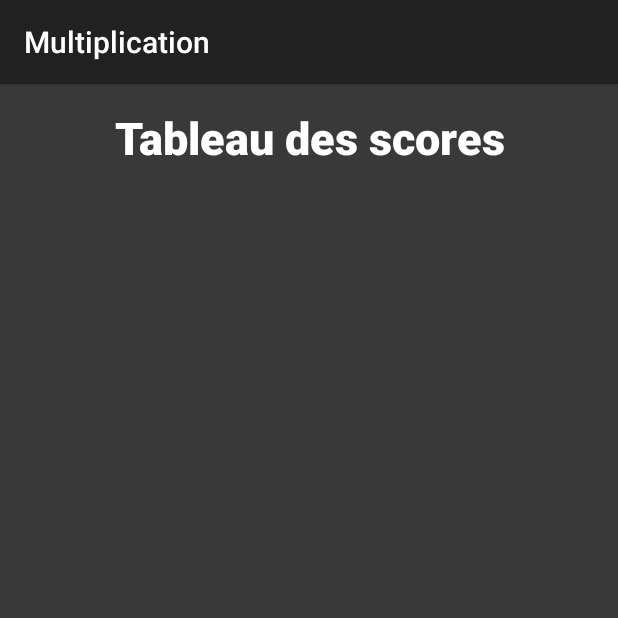
After one commit to RyuuAz/Multiplication, an Android app: the HighScoreActivity screen opened directly, with no data from a screen before it, on a phone screen of 412 x 824 dp, the top half of it. The commit adds this screen. Run offline under Robolectric (Android 15) with nearby library versions, the phone set to English and light mode, and no system bars.

Commit message:
add highscore

```diff
--- a/app/build.gradle.kts
+++ b/app/build.gradle.kts
@@ -33,6 +33,7 @@ dependencies {
     implementation("androidx.appcompat:appcompat:1.6.1")
     implementation("com.google.android.material:material:1.11.0")
     implementation("androidx.constraintlayout:constraintlayout:2.1.4")
+    implementation("androidx.test:monitor:1.6.1")
     testImplementation("junit:junit:4.13.2")
     androidTestImplementation("androidx.test.ext:junit:1.1.5")
     androidTestImplementation("androidx.test.espresso:espresso-core:3.5.1")
--- /dev/null
+++ b/app/src/main/java/com/example/multiplication/HighScoreActivity.java
@@ -0,0 +1,57 @@
+package com.example.multiplication;
+
+import android.content.Intent;
+import android.graphics.Color;
+import android.os.Bundle;
+import android.view.View;
+import android.view.ViewGroup;
+import android.widget.ArrayAdapter;
+import android.widget.ListView;
+import android.widget.TextView;
+
+import androidx.appcompat.app.AppCompatActivity;
+
+import java.util.List;
+
+public class HighScoreActivity extends AppCompatActivity {
+	private String difficulty = "";
+
+	@Override
+	protected void onCreate(Bundle savedInstanceState) {
+		super.onCreate(savedInstanceState);
+		setContentView(R.layout.activity_highscore);
+
+		Intent intent = getIntent();
+		this.difficulty = intent.getStringExtra("diff");
+
+		TextView theDifficulty = findViewById(R.id.diff);
+		theDifficulty.setText(this.difficulty);
+
+		// Récupérer la ListView
+		ListView highScoresListView = findViewById(R.id.highScoresListView);
+
+		// Récupérer la liste des highscores
+		List<HighScoreManager.HighScoreEntry> highScores = HighScoreManager.getHighScores(this, difficulty);
+
+		// Créer un tableau de chaînes pour stocker les données à afficher
+		String[] highScoreStrings = new String[highScores.size()];
+		for (int i = 0; i < highScores.size(); i++) {
+			HighScoreManager.HighScoreEntry entry = highScores.get(i);
+			highScoreStrings[i] = entry.getPlayerName() + " - Score: " + entry.getScore() + " - Tentatives: " + entry.getAttempts();
+		}
+
+		// Utiliser un ArrayAdapter personnalisé pour spécifier la couleur du texte en blanc
+		ArrayAdapter<String> adapter = new ArrayAdapter<String>(this, android.R.layout.simple_list_item_1, highScoreStrings) {
+			@Override
+			public View getView(int position, View convertView, ViewGroup parent) {
+				View view = super.getView(position, convertView, parent);
+				TextView textView = view.findViewById(android.R.id.text1);
+				textView.setTextColor(Color.WHITE);
+				return view;
+			}
+		};
+
+		// Appliquer l'adaptateur personnalisé à la ListView
+		highScoresListView.setAdapter(adapter);
+	}
+}
--- /dev/null
+++ b/app/src/main/res/layout/activity_highscore.xml
@@ -0,0 +1,44 @@
+<?xml version="1.0" encoding="utf-8"?>
+<LinearLayout
+	xmlns:android="http://schemas.android.com/apk/res/android"
+	xmlns:tools="http://schemas.android.com/tools"
+	xmlns:app="http://schemas.android.com/apk/res-auto"
+	android:layout_width="match_parent"
+	android:layout_height="match_parent"
+	android:background="@color/bg"
+	android:orientation="vertical"
+	tools:context=".HomeActivity">
+	<TextView
+		android:layout_width="match_parent"
+		android:layout_height="wrap_content"
+		android:padding="15dp"
+		android:textSize="30sp"
+		android:text="@string/highscore"
+		android:textColor="@color/white"
+		android:gravity="center"
+		android:fontFamily="sans-serif-black">
+
+	</TextView>
+
+	<TextView
+		android:layout_width="match_parent"
+		android:layout_height="wrap_content"
+		android:id="@+id/diff"
+		android:padding="15dp"
+		android:textSize="25sp"
+		android:text="@string/diff"
+		android:textColor="@color/white"
+		android:gravity="center"
+		android:fontFamily="sans-serif-black">
+
+	</TextView>
+
+	<ListView
+		android:id="@+id/highScoresListView"
+		android:layout_width="match_parent"
+		android:layout_height="match_parent"
+		android:textColor="@android:color/white"/>
+
+
+
+</LinearLayout>
--- a/app/src/main/res/layout/activity_home.xml
+++ b/app/src/main/res/layout/activity_home.xml
@@ -53,6 +53,12 @@
 		android:layout_width="match_parent"
 		android:layout_height="80dp"
 		android:background="@drawable/rectangle_btn"
+		android:text="@string/tp" />
+
+	<Button
+		android:layout_width="match_parent"
+		android:layout_height="80dp"
+		android:background="@drawable/rectangle_btn"
 		android:text="@string/quitter"
 		android:onClick="close"/>
 
--- a/app/src/main/res/layout/dialog_score_name.xml
+++ b/app/src/main/res/layout/dialog_score_name.xml
@@ -8,7 +8,7 @@
 		android:layout_width="match_parent"
 		android:layout_height="64dp"
 		android:scaleType="center"
-		android:background="#FFFFBB33"
+		android:background="@color/bgBtn"
 		android:contentDescription="@string/app_name" />
 
 	<EditText
--- a/app/src/main/res/values/strings.xml
+++ b/app/src/main/res/values/strings.xml
@@ -11,7 +11,7 @@
     <string name="reset"> Reset </string>
     <string name="close"> X </string>
     <string name="timer"> 00:00 </string>
-    <string name="score"> 00/00 </string>
+    <string name="score">  </string>
 
 
     <!-- HomeActivity -->
@@ -19,6 +19,7 @@
     <string name="easy"> Facile </string>
     <string name="mid"> Moyen </string>
     <string name="hard"> Difficile </string>
+    <string name="tp"> Les autres TP </string>
     <string name="quitter"> Quitter </string>
     <string name="gamename"> MultiQuiz </string>
 
@@ -32,4 +33,10 @@
     <string name="annuler">Annuler</string>
     <string name="ok">OK</string>
 
+    <!-- HighscoreActivity -->
+    <string name="diff"> </string>
+
+
+
+
 </resources>
--- a/build.gradle.kts
+++ b/build.gradle.kts
@@ -1,4 +1,4 @@
 // Top-level build file where you can add configuration options common to all sub-projects/modules.
 plugins {
-    id("com.android.application") version "8.2.1" apply false
+    id("com.android.application") version "8.2.2" apply false
 }
```
Also changed, not shown: app/src/main/AndroidManifest.xml (+10 -0 lines), app/src/main/java/com/example/multiplication/DialogScoreName.java (+18 -11 lines), app/src/main/java/com/example/multiplication/FileWriter.java (deleted, +0 -37 lines), app/src/main/java/com/example/multiplication/HighScoreManager.java (added, +126 -0 lines), app/src/main/java/com/example/multiplication/HomeActivity.java (+4 -4 lines), app/src/main/java/com/example/multiplication/LobbyActivity.java (+7 -0 lines), app/src/main/java/com/example/multiplication/MainActivity.java (+4 -3 lines), app/src/main/res/layout/activity_lobby.xml (+8 -1 lines).
